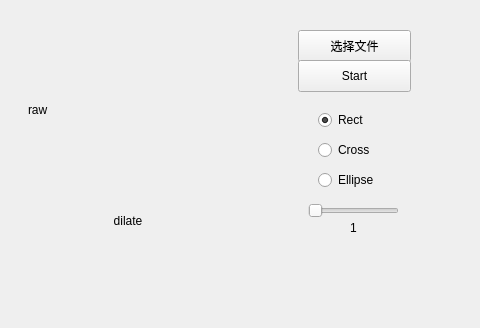
First picture: the form in ui_files/ywt.ui, repository sunluchang/ImageFace, before the edit; both pictures show x 222 to 702 and y 0 to 328 of the 702 by 480 pixel window.
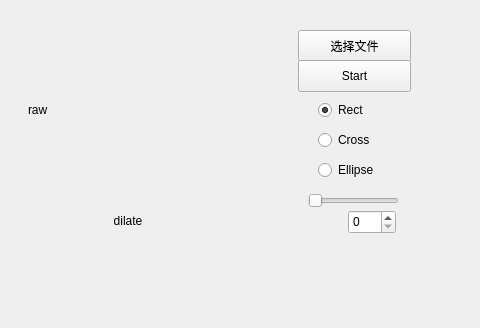
Second picture: the form after the edit.

Patch:
```diff
--- a/ui_files/ywt.ui
+++ b/ui_files/ywt.ui
@@ -176,7 +176,7 @@
     <property name="geometry">
      <rect>
       <x>540</x>
-      <y>110</y>
+      <y>100</y>
       <width>100</width>
       <height>20</height>
      </rect>
@@ -192,7 +192,7 @@
     <property name="geometry">
      <rect>
       <x>540</x>
-      <y>140</y>
+      <y>130</y>
       <width>100</width>
       <height>20</height>
      </rect>
@@ -205,7 +205,7 @@
     <property name="geometry">
      <rect>
       <x>540</x>
-      <y>170</y>
+      <y>160</y>
       <width>100</width>
       <height>20</height>
      </rect>
@@ -218,7 +218,7 @@
     <property name="geometry">
      <rect>
       <x>530</x>
-      <y>200</y>
+      <y>190</y>
       <width>91</width>
       <height>22</height>
      </rect>
@@ -227,21 +227,15 @@
      <enum>Qt::Horizontal</enum>
     </property>
    </widget>
-   <widget class="QLabel" name="label">
+   <widget class="QSpinBox" name="spinBox">
     <property name="geometry">
      <rect>
-      <x>530</x>
-      <y>220</y>
-      <width>91</width>
-      <height>16</height>
+      <x>570</x>
+      <y>210</y>
+      <width>48</width>
+      <height>24</height>
      </rect>
     </property>
-    <property name="text">
-     <string>1</string>
-    </property>
-    <property name="alignment">
-     <set>Qt::AlignCenter</set>
-    </property>
    </widget>
   </widget>
  </widget>
```
